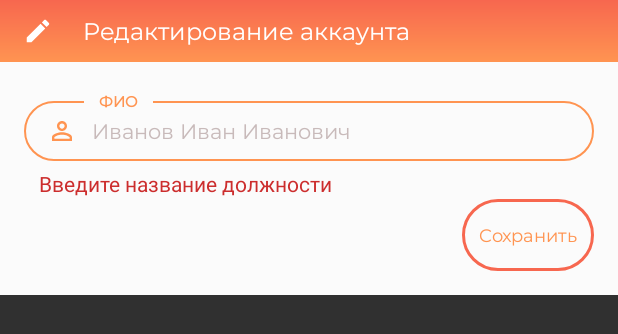
After one commit to Ekaterina-El/Metrolog, an Android app: the layout change_user_dialog.xml on its own in the app's theme, with its tools: preview values and no code run, on a phone screen of 412 x 824 dp. The commit adds this screen. Shown: the top 334 px of the screen. Run offline under Robolectric (Android 15) with nearby library versions, the phone set to English and light mode, and no system bars.

Commit message:
Модуль "Пользователь" - изменение имени в профиле

```diff
--- a/app/src/main/java/el/ka/someapp/data/model/User.kt
+++ b/app/src/main/java/el/ka/someapp/data/model/User.kt
@@ -3,7 +3,7 @@ package el.ka.someapp.data.model
 data class User(
   var uid: String = "",
   var fullName: String = "",
-  val profileImageUrl: String = "",
+  var profileImageUrl: String = "",
   var email: String = "",
   var allowedProjects: List<String> = listOf()
 )
--- a/app/src/main/java/el/ka/someapp/data/model/enums.kt
+++ b/app/src/main/java/el/ka/someapp/data/model/enums.kt
@@ -11,5 +11,6 @@ enum class State {
   ADD_USER_ERROR,
   ADD_USER_SUCCESS,
   NEW_FIELD_JOB_ADDING,
-  NEW_FIELD_JOB_ADDED
+  NEW_FIELD_JOB_ADDED,
+  FULL_NAME_CHANGED
 }
--- a/app/src/main/java/el/ka/someapp/view/node/NodeInfoFragment.kt
+++ b/app/src/main/java/el/ka/someapp/view/node/NodeInfoFragment.kt
@@ -145,7 +145,6 @@ class NodeInfoFragment : BaseFragment() {
   private var jobFieldDialog: Dialog? = null
   private var jobFieldViewModel: JobFieldViewModel? = null
   private lateinit var bindingJobFieldDialog: JobFieldDialogBinding
-
   private var spinnerUsersAdapter: SpinnerUsersAdapter? = null
 
   private val jobFieldStateObserver = Observer<State> {
--- /dev/null
+++ b/app/src/main/res/layout/change_user_dialog.xml
@@ -0,0 +1,175 @@
+<?xml version="1.0" encoding="utf-8"?>
+<layout xmlns:android="http://schemas.android.com/apk/res/android"
+  xmlns:app="http://schemas.android.com/apk/res-auto"
+  xmlns:tools="http://schemas.android.com/tools">
+
+  <data>
+
+    <import type="android.view.View" />
+
+    <import type="el.ka.someapp.data.model.State" />
+
+    <variable
+      name="viewModel"
+      type="el.ka.someapp.viewmodel.ChangeUserFullNameViewModel" />
+  </data>
+
+  <androidx.constraintlayout.widget.ConstraintLayout
+    android:layout_width="match_parent"
+    android:layout_height="wrap_content">
+
+    <LinearLayout
+      android:layout_width="match_parent"
+      android:layout_height="wrap_content"
+      android:background="@color/background_color"
+      android:orientation="vertical"
+      app:layout_constraintStart_toStartOf="parent"
+      app:layout_constraintTop_toTopOf="parent">
+
+      <LinearLayout
+        android:layout_width="match_parent"
+        android:layout_height="wrap_content"
+        android:background="@drawable/bg"
+        android:gravity="center"
+        android:paddingHorizontal="15dp"
+        android:paddingVertical="10dp">
+
+        <ImageView
+          android:layout_width="20dp"
+          android:layout_height="20dp"
+          android:contentDescription="@null"
+          android:src="@drawable/ic_edit"
+          app:tint="@color/text_on_primary" />
+
+        <TextView
+          android:id="@+id/textTitle"
+          android:layout_width="0dp"
+          android:layout_height="wrap_content"
+          android:layout_marginStart="20dp"
+          android:layout_weight="1"
+          android:fontFamily="@font/montserrat_regular"
+          android:text="@string/edit_user"
+          android:textColor="@color/text_on_primary"
+          android:textSize="16sp" />
+      </LinearLayout>
+
+      <androidx.constraintlayout.widget.ConstraintLayout
+        android:layout_width="match_parent"
+        android:layout_height="wrap_content"
+        android:orientation="vertical"
+        android:padding="16dp">
+
+        <!--Edit text: Job Field Name - start-->
+        <LinearLayout
+          android:id="@+id/layoutUserFullName"
+          android:layout_width="0dp"
+          android:layout_height="wrap_content"
+          android:layout_marginTop="10dp"
+          android:background="@drawable/input_wrapper"
+          android:gravity="center"
+          android:orientation="horizontal"
+          android:paddingHorizontal="15dp"
+          android:paddingVertical="10dp"
+          app:layout_constraintEnd_toEndOf="parent"
+          app:layout_constraintStart_toStartOf="parent"
+          app:layout_constraintTop_toTopOf="parent">
+
+          <ImageView
+            android:layout_width="20dp"
+            android:layout_height="20dp"
+            android:contentDescription="@string/app_name"
+            android:src="@drawable/ic_person"
+            app:tint="@color/primary_color" />
+
+          <EditText
+            android:id="@+id/editTextFullName"
+            android:layout_width="match_parent"
+            android:layout_height="wrap_content"
+            android:layout_marginHorizontal="10dp"
+            android:autofillHints="emailAddress"
+            android:background="@null"
+            android:ellipsize="end"
+            android:fontFamily="@font/montserrat_regular"
+            android:hint="@string/fullname_example"
+            android:inputType="textPersonName"
+            android:maxLines="1"
+            android:text="@={viewModel.newFullName}"
+            android:textColor="@color/secondary_color"
+            android:textColorHint="@color/hint_color"
+            android:textSize="14sp" />
+        </LinearLayout>
+
+        <TextView
+          android:layout_width="wrap_content"
+          android:layout_height="wrap_content"
+          android:layout_marginStart="40dp"
+          android:background="@color/background_color"
+          android:fontFamily="@font/montserrat_regular"
+          android:paddingHorizontal="10dp"
+          android:text="@string/fullname"
+          android:textAllCaps="true"
+          android:textColor="@color/primary_color"
+          android:textSize="10sp"
+          android:textStyle="bold"
+          app:layout_constraintBottom_toTopOf="@id/layoutUserFullName"
+          app:layout_constraintStart_toStartOf="@id/layoutUserFullName"
+          app:layout_constraintTop_toTopOf="@id/layoutUserFullName" />
+
+        <TextView
+          android:id="@+id/textErrorName"
+          android:layout_width="wrap_content"
+          android:layout_height="wrap_content"
+          android:layout_marginStart="10dp"
+          android:layout_marginTop="5dp"
+          android:textColor="@color/attentionColor"
+          android:textSize="14sp"
+          app:layout_constraintStart_toStartOf="parent"
+          app:layout_constraintTop_toBottomOf="@id/layoutUserFullName"
+          app:showError="@{viewModel.error}"
+          tools:text="@string/field_job_name_error"
+          tools:visibility="visible" />
+        <!--Edit text: Job Field Name - end-->
+
+        <Button
+          android:id="@+id/buttonOk"
+          android:onClick="@{() -> viewModel.truChangeFullName()}"
+          android:layout_width="wrap_content"
+          android:layout_height="wrap_content"
+          android:layout_gravity="end"
+          android:layout_marginTop="25dp"
+          android:background="@drawable/button_wrapper"
+          android:fontFamily="@font/montserrat_regular"
+          android:text="@string/save"
+          android:textAllCaps="false"
+          android:textColor="@color/primary_color"
+          android:textSize="12sp"
+          app:backgroundTint="@null"
+          app:layout_constraintEnd_toEndOf="parent"
+          app:layout_constraintTop_toBottomOf="@id/layoutUserFullName"
+          app:tint="@null" />
+      </androidx.constraintlayout.widget.ConstraintLayout>
+    </LinearLayout>
+
+    <androidx.constraintlayout.widget.ConstraintLayout
+      android:layout_width="0dp"
+      android:layout_height="0dp"
+      android:background="@drawable/bg"
+      android:visibility="@{viewModel.state == State.LOADING ? View.VISIBLE : View.GONE}"
+      app:layout_constraintBottom_toBottomOf="parent"
+      app:layout_constraintEnd_toEndOf="parent"
+      app:layout_constraintStart_toStartOf="parent"
+      app:layout_constraintTop_toTopOf="parent"
+      tools:visibility="gone">
+
+      <ProgressBar
+        android:layout_width="50dp"
+        android:layout_height="50dp"
+        android:indeterminateTint="@color/white"
+        app:layout_constraintBottom_toBottomOf="parent"
+        app:layout_constraintEnd_toEndOf="parent"
+        app:layout_constraintStart_toStartOf="parent"
+        app:layout_constraintTop_toTopOf="parent" />
+
+    </androidx.constraintlayout.widget.ConstraintLayout>
+  </androidx.constraintlayout.widget.ConstraintLayout>
+</layout>
--- a/app/src/main/res/layout/fragment_companies.xml
+++ b/app/src/main/res/layout/fragment_companies.xml
@@ -73,6 +73,9 @@
         android:id="@+id/textViewUserName"
         android:layout_width="match_parent"
         android:layout_height="wrap_content"
+        android:clickable="true"
+        android:focusable="true"
+        android:onClick="@{() -> master.showCreateChangeUserFullNameDialog()}"
         android:layout_marginStart="40dp"
         android:layout_marginTop="15dp"
         android:layout_marginEnd="40dp"
--- a/app/src/main/res/values/strings.xml
+++ b/app/src/main/res/values/strings.xml
@@ -72,4 +72,6 @@
   <string name="field_job_name_error">Введите название должности</string>
   <string name="field_job_role_error">Уровень доступа не выбран</string>
   <string name="reservedValue">Значение зарезервировано</string>
+  <string name="edit_user">Редактирование аккаунта</string>
+  <string name="save">Сохранить</string>
 </resources>
```
Also changed, not shown: app/src/main/java/el/ka/someapp/data/repository/UsersDatabaseService.kt (+11 -4 lines), app/src/main/java/el/ka/someapp/view/CompaniesFragment.kt (+59 -3 lines), app/src/main/java/el/ka/someapp/viewmodel/ChangeUserFullNameViewModel.kt (added, +46 -0 lines), app/src/main/java/el/ka/someapp/viewmodel/NodesViewModel.kt (+15 -3 lines).
